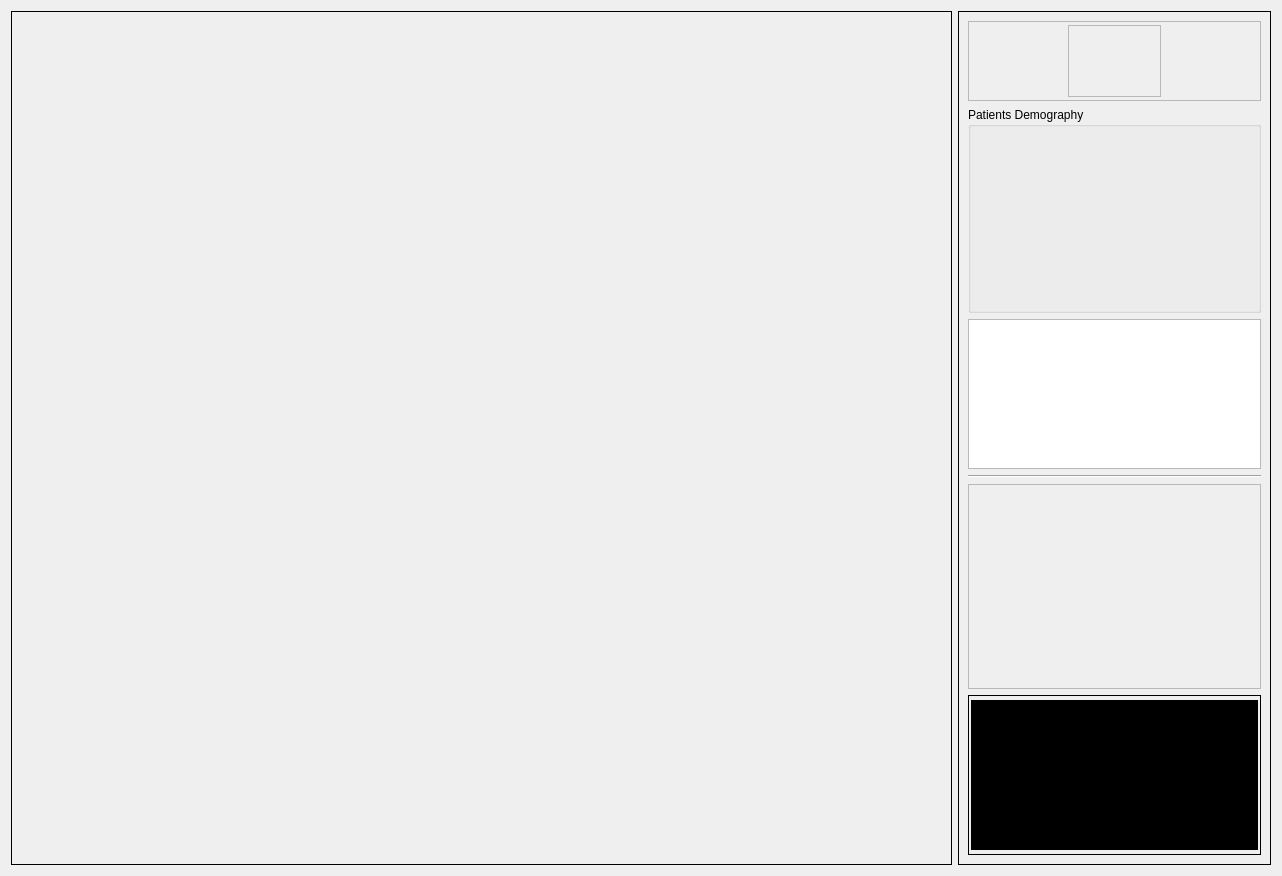
Old version of the form launch/exposuredialog.ui in the repository altaybrusan/ibex.
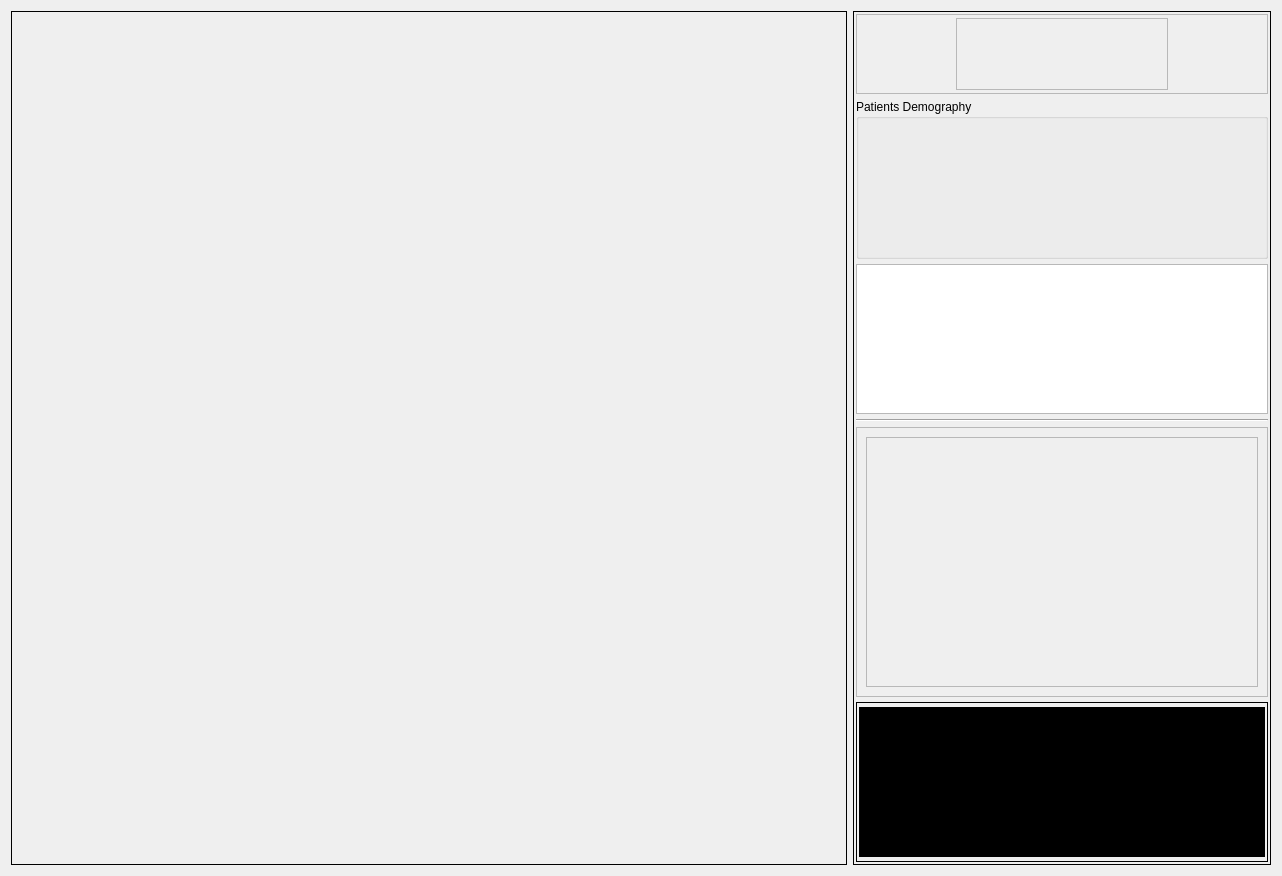
New version of the form. Icons and pictures are not drawn. Custom widgets are drawn as their Qt base class.

Patch:
```diff
--- a/launch/exposuredialog.ui
+++ b/launch/exposuredialog.ui
@@ -18,7 +18,7 @@
     <widget class="QFrame" name="displayFrame">
      <property name="sizePolicy">
       <sizepolicy hsizetype="Preferred" vsizetype="Preferred">
-       <horstretch>3</horstretch>
+       <horstretch>4</horstretch>
        <verstretch>0</verstretch>
       </sizepolicy>
      </property>
@@ -35,7 +35,7 @@
     <widget class="QFrame" name="sideFrame">
      <property name="sizePolicy">
       <sizepolicy hsizetype="Preferred" vsizetype="Preferred">
-       <horstretch>1</horstretch>
+       <horstretch>2</horstretch>
        <verstretch>0</verstretch>
       </sizepolicy>
      </property>
@@ -46,6 +46,21 @@
       <enum>QFrame::Plain</enum>
      </property>
      <layout class="QVBoxLayout" name="verticalLayout_2">
+      <property name="spacing">
+       <number>5</number>
+      </property>
+      <property name="leftMargin">
+       <number>2</number>
+      </property>
+      <property name="topMargin">
+       <number>2</number>
+      </property>
+      <property name="rightMargin">
+       <number>2</number>
+      </property>
+      <property name="bottomMargin">
+       <number>2</number>
+      </property>
       <item>
        <widget class="QFrame" name="titleFrame">
         <property name="maximumSize">
@@ -153,6 +168,40 @@
         <property name="frameShadow">
          <enum>QFrame::Raised</enum>
         </property>
+        <layout class="QHBoxLayout" name="horizontalLayout_3">
+         <item>
+          <widget class="QScrollArea" name="parameterScrollArea">
+           <property name="sizePolicy">
+            <sizepolicy hsizetype="Expanding" vsizetype="Fixed">
+             <horstretch>0</horstretch>
+             <verstretch>0</verstretch>
+            </sizepolicy>
+           </property>
+           <property name="minimumSize">
+            <size>
+             <width>0</width>
+             <height>250</height>
+            </size>
+           </property>
+           <property name="verticalScrollBarPolicy">
+            <enum>Qt::ScrollBarAsNeeded</enum>
+           </property>
+           <property name="widgetResizable">
+            <bool>true</bool>
+           </property>
+           <widget class="QWidget" name="scrollAreaWidgetContents">
+            <property name="geometry">
+             <rect>
+              <x>0</x>
+              <y>0</y>
+              <width>386</width>
+              <height>248</height>
+             </rect>
+            </property>
+           </widget>
+          </widget>
+         </item>
+        </layout>
        </widget>
       </item>
       <item>
```
